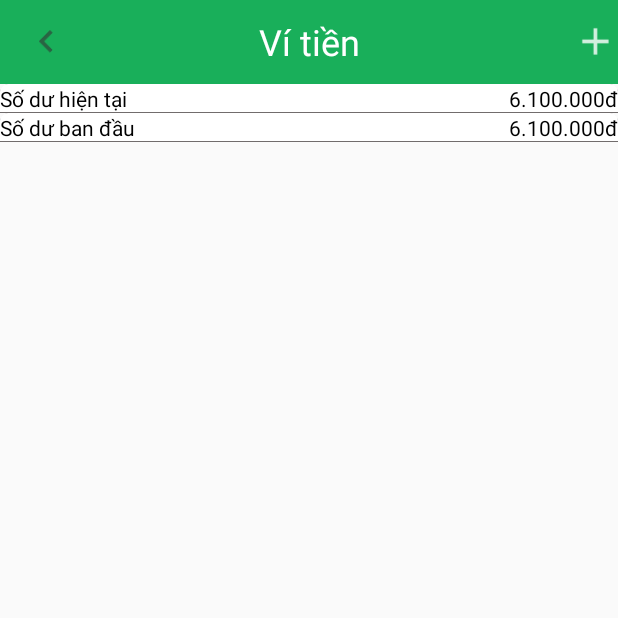
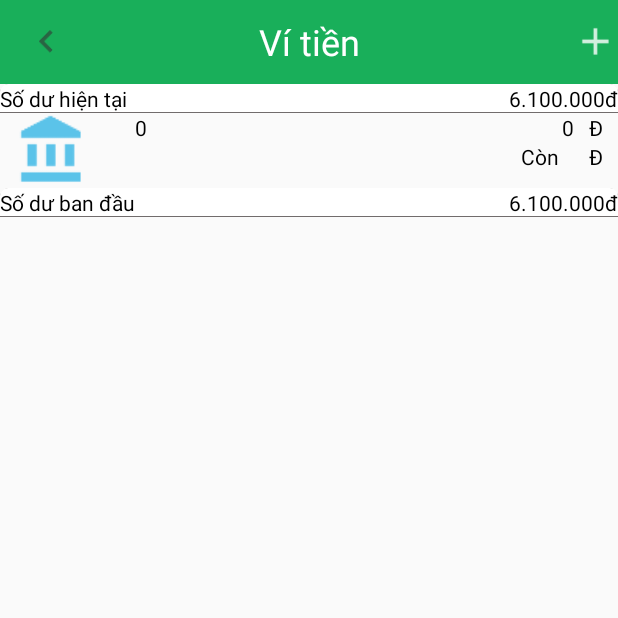
Before and after one commit to levietcuong2602/QuanLyChiTieuCaNhan, an Android app: the fragment Fragment_ThongTinGhiChepViTien shown on its own in the app's theme, on a phone screen of 412 x 824 dp, the top half of it. Run offline under Robolectric (Android 15) with nearby library versions, the phone set to English and light mode, and no system bars.

Commit message:
lay ds ghi ghi chep

```diff
--- a/app/src/main/java/com/lv/vietcuong/project2/Adapter/AdapterThongTinViTien.java
+++ b/app/src/main/java/com/lv/vietcuong/project2/Adapter/AdapterListGhiChep.java
@@ -15,12 +15,12 @@ import com.lv.vietcuong.project2.R;
 
 import java.util.ArrayList;
 
-public class AdapterThongTinViTien extends ArrayAdapter<GhiChep> {
+public class AdapterListGhiChep extends ArrayAdapter<GhiChep> {
     private Context context;
     private int resource;
     private ArrayList<GhiChep> dsGhiChep;
 
-    public AdapterThongTinViTien(@NonNull Context context, int resource, @NonNull ArrayList<GhiChep> objects) {
+    public AdapterListGhiChep(@NonNull Context context, int resource, @NonNull ArrayList<GhiChep> objects) {
         super(context, resource, objects);
         this.context = context;
         this.resource = resource;
@@ -43,9 +43,9 @@ public class AdapterThongTinViTien extends ArrayAdapter<GhiChep> {
 
             viewHolder.imgage = convertView.findViewById(R.id.ImageView);
             viewHolder.tvLoaiGhiChep = convertView.findViewById(R.id.tvLoaiGhiChep);
-            viewHolder.tvTenHangMuc = convertView.findViewById(R.id.tvTenHangMuc);
-            viewHolder.tvSoTien = convertView.findViewById(R.id.tvSoTienGhiChep);
-            viewHolder.tvSoTienConLai = convertView.findViewById(R.id.tvSoTienConLai);
+            viewHolder.tvTenHangMuc = convertView.findViewById(R.id.ten_hang_muc);
+            viewHolder.tvSoTien = convertView.findViewById(R.id.so_tien_ghi_chep);
+            viewHolder.tvSoTienConLai = convertView.findViewById(R.id.so_tien_con_lai);
             viewHolder.tvNgay = convertView.findViewById(R.id.tvNgayGhiChep);
 
             convertView.setTag(viewHolder);
@@ -56,8 +56,9 @@ public class AdapterThongTinViTien extends ArrayAdapter<GhiChep> {
 
         viewHolder.tvNgay.setText(ghiChep.getNgay());
         viewHolder.tvLoaiGhiChep.setText(ghiChep.getLoaiGhiChep());
-//        viewHolder.tvSoTienConLai.setText();
-        viewHolder.tvTenHangMuc.setText(ghiChep.getSoTien());
+        viewHolder.tvSoTienConLai.setText("");
+        viewHolder.tvTenHangMuc.setText(ghiChep.getIdHangMuc()+"");
+        viewHolder.tvSoTien.setText(ghiChep.getSoTien()+"");
 
 
         return convertView;
--- a/app/src/main/java/com/lv/vietcuong/project2/Databases/SQLHanMucChi.java
+++ b/app/src/main/java/com/lv/vietcuong/project2/Databases/SQLHanMucChi.java
@@ -16,6 +16,7 @@ import java.io.InputStream;
 import java.text.ParseException;
 import java.text.SimpleDateFormat;
 import java.util.ArrayList;
+import java.util.Date;
 
 /**
  * Created by Administor on 3/26/2018.
@@ -62,6 +63,7 @@ public class SQLHanMucChi {
         values.put("lapLai", hanMucChi.getLapLai());
         values.put("ngayBatDau", hanMucChi.getNgayKetThuc().toString());
         values.put("soTien", hanMucChi.getSoTien());
+
         return database.insert("HanMucChi", null, values);
     }
 
--- a/app/src/main/java/com/lv/vietcuong/project2/Model/ViTien.java
+++ b/app/src/main/java/com/lv/vietcuong/project2/Model/ViTien.java
@@ -1,10 +1,12 @@
 package com.lv.vietcuong.project2.Model;
+
+import java.io.Serializable;
 
 /**
  * Created by Administor on 3/26/2018.
  */
 
-public class ViTien {
+public class ViTien implements Serializable{
     private int idViTien;
     private String tenViTien;
     private String loaiVi;
--- a/app/src/main/java/com/lv/vietcuong/project2/View/ViTien/Fragment_DanhSachTaiKhoan.java
+++ b/app/src/main/java/com/lv/vietcuong/project2/View/ViTien/Fragment_DanhSachTaiKhoan.java
@@ -10,11 +10,9 @@ import android.view.ViewGroup;
 import android.widget.AdapterView;
 import android.widget.ListView;
 import android.widget.TextView;
-import android.widget.Toast;
 
 import com.lv.vietcuong.project2.Adapter.ListViTienAdapter;
 import com.lv.vietcuong.project2.Databases.SQLWallet;
-import com.lv.vietcuong.project2.Model.GhiChep;
 import com.lv.vietcuong.project2.Model.ViTien;
 import com.lv.vietcuong.project2.R;
 
@@ -66,7 +64,12 @@ public class Fragment_DanhSachTaiKhoan extends Fragment implements AdapterView.O
     public void onItemClick(AdapterView<?> adapterView, View view, int i, long l) {
         ViTien viTien = (ViTien) adapterView.getItemAtPosition(i);
 
-        Fragment_ThongTinViTien thongTinViTien = new Fragment_ThongTinViTien();
+        Fragment_ThongTinGhiChepViTien thongTinViTien = new Fragment_ThongTinGhiChepViTien();
+
+        Bundle bundle = new Bundle();
+        bundle.putSerializable("ViTien", viTien);
+        thongTinViTien.setArguments(bundle);
+
         FragmentTransaction transaction = getActivity().getSupportFragmentManager().beginTransaction();
         transaction.replace(R.id.content_layout, thongTinViTien);
         transaction.addToBackStack(null);
--- a/app/src/main/java/com/lv/vietcuong/project2/View/ViTien/Fragment_ThongTinViTien.java
+++ b/app/src/main/java/com/lv/vietcuong/project2/View/ViTien/Fragment_ThongTinGhiChepViTien.java
@@ -9,37 +9,67 @@ import android.view.ViewGroup;
 import android.widget.AdapterView;
 import android.widget.Button;
 import android.widget.ListView;
+import android.widget.ScrollView;
+import android.widget.TextView;
 
-import com.lv.vietcuong.project2.Adapter.AdapterThongTinViTien;
+import com.lv.vietcuong.project2.Adapter.AdapterListGhiChep;
+import com.lv.vietcuong.project2.Databases.SQLGhiChep;
 import com.lv.vietcuong.project2.Model.GhiChep;
+import com.lv.vietcuong.project2.Model.ViTien;
 import com.lv.vietcuong.project2.R;
 
 import java.util.ArrayList;
 
-public class Fragment_ThongTinViTien extends Fragment implements View.OnClickListener, AdapterView.OnItemClickListener {
+public class Fragment_ThongTinGhiChepViTien extends Fragment implements View.OnClickListener, AdapterView.OnItemClickListener {
     Button btnBack, btnThemGhiChep;
     ListView listViewGhiChep;
+    AdapterListGhiChep adapterListGhiChep;
+    TextView tvNotData, tvSoTienHienTai, tvSoTienBanDau;
+    ScrollView scrollView;
+    ViTien viTien;
 
     @Nullable
     @Override
     public View onCreateView(LayoutInflater inflater, @Nullable ViewGroup container, @Nullable Bundle savedInstanceState) {
         View view = inflater.inflate(R.layout.fragment_thongtinvitien, container,false);
+
         initView(view);
         initListViewGhiChep();
+        getViTien();
+
         return view;
     }
 
+    private void getViTien() {
+        Bundle bundle = getArguments();
+        if (bundle != null){
+            viTien = (ViTien) bundle.getSerializable("ViTien");
+            tvSoTienBanDau.setText(viTien.getSoDu()+"");
+        }
+    }
+
     private void initListViewGhiChep() {
+//        ArrayList<GhiChep> dsGhiChep = SQLGhiChep.getAllGhiChep(getActivity());
         ArrayList<GhiChep> dsGhiChep = new ArrayList<>();
+        dsGhiChep.add(new GhiChep());
 
-        AdapterThongTinViTien adapter = new AdapterThongTinViTien(getContext(), R.layout.item_thongtinghichep,dsGhiChep);
-        listViewGhiChep.setAdapter(adapter);
+        if (dsGhiChep.size() == 0){
+            tvNotData.setVisibility(View.VISIBLE);
+            scrollView.setVisibility(View.GONE);
+        }
+
+        adapterListGhiChep = new AdapterListGhiChep(getContext(), R.layout.item_thongtinghichep,dsGhiChep);
+        listViewGhiChep.setAdapter(adapterListGhiChep);
     }
 
     private void initView(View view) {
         btnBack = view.findViewById(R.id.btnBack);
         btnThemGhiChep = view.findViewById(R.id.btnThemGhiChep);
         listViewGhiChep = view.findViewById(R.id.lstViewGhiChep);
+        tvNotData = view.findViewById(R.id.tvKhongCoDuLieu);
+        scrollView = view.findViewById(R.id.contentGhiChep);
+        tvSoTienBanDau = view.findViewById(R.id.tvSoTienBanDau);
+        tvSoTienHienTai = view.findViewById(R.id.tvSoTienHienTai);
 
         btnThemGhiChep.setOnClickListener(this);
         btnBack.setOnClickListener(this);
--- a/app/src/main/res/layout/fragment_thongtinvitien.xml
+++ b/app/src/main/res/layout/fragment_thongtinvitien.xml
@@ -61,6 +61,7 @@
                     android:layout_weight="1"
                     />
                 <TextView
+                    android:id="@+id/tvSoTienHienTai"
                     android:gravity="right"
                     android:text="6.100.000"
                     android:textColor="@color/colorBlack"
@@ -94,6 +95,7 @@
                     android:layout_weight="1"
                     />
                 <TextView
+                    android:id="@+id/tvSoTienBanDau"
                     android:gravity="right"
                     android:text="6.100.000"
                     android:textColor="@color/colorBlack"
--- a/app/src/main/res/layout/item_thongtinghichep.xml
+++ b/app/src/main/res/layout/item_thongtinghichep.xml
@@ -19,7 +19,7 @@
         android:layout_width="wrap_content"
         android:layout_height="wrap_content" />
     <TextView
-        android:id="@+id/tvTenHangMuc"
+        android:id="@+id/ten_hang_muc"
         android:textColor="@color/colorBlack"
         android:layout_toRightOf="@+id/tvLoaiGhiChep"
         android:text="Học hành"
@@ -27,7 +27,7 @@
         android:layout_width="wrap_content"
         android:layout_height="wrap_content" />
     <TextView
-        android:id="@+id/tvSoTienGhiChep"
+        android:id="@+id/so_tien_ghi_chep"
         android:layout_marginRight="10dp"
         android:text="100.000"
         android:textColor="@color/colorBlack"
@@ -56,27 +56,27 @@
     <TextView
         android:textColor="@color/colorBlack"
         android:layout_alignEnd="@+id/tvD"
-        android:layout_below="@+id/tvSoTienGhiChep"
+        android:layout_below="@+id/so_tien_ghi_chep"
         android:text="Đ"
         android:layout_width="wrap_content"
         android:layout_height="wrap_content"
-        android:layout_alignRight="@+id/tvSoTienGhiChep" />
+        android:layout_alignRight="@+id/so_tien_ghi_chep" />
 
     <TextView
-        android:id="@+id/tvSoTienConLai"
-        android:layout_alignEnd="@+id/tvSoTienGhiChep"
-        android:layout_below="@+id/tvSoTienGhiChep"
+        android:id="@+id/so_tien_con_lai"
+        android:layout_alignEnd="@+id/so_tien_ghi_chep"
+        android:layout_below="@+id/so_tien_ghi_chep"
         android:textColor="@color/colorBlack"
         android:text="6.100.000"
         android:layout_width="wrap_content"
         android:layout_height="wrap_content"
-        android:layout_alignRight="@+id/tvSoTienGhiChep" />
+        android:layout_alignRight="@+id/so_tien_ghi_chep" />
 
     <TextView
         android:layout_marginRight="10dp"
         android:textColor="@color/colorBlack"
-        android:layout_below="@+id/tvSoTienGhiChep"
-        android:layout_toLeftOf="@+id/tvSoTienConLai"
+        android:layout_below="@+id/so_tien_ghi_chep"
+        android:layout_toLeftOf="@+id/so_tien_con_lai"
         android:text="Còn"
         android:layout_width="wrap_content"
         android:layout_height="wrap_content" />
```
Also changed, not shown: app/src/main/AndroidManifest.xml (+4 -4 lines), app/src/main/java/com/lv/vietcuong/project2/Databases/SQLGhiChep.java (added, +91 -0 lines), app/src/main/java/com/lv/vietcuong/project2/Layout_TrangChu.java (+4 -5 lines), app/src/main/java/com/lv/vietcuong/project2/Model/ChiTien.java (added, +22 -0 lines), app/src/main/java/com/lv/vietcuong/project2/Model/ChuyenKhoan.java (added, +22 -0 lines), app/src/main/java/com/lv/vietcuong/project2/Model/ThuTien.java (added, +22 -0 lines), app/src/main/assets/QuanLyChiTieuCaNhan.sqlite.
